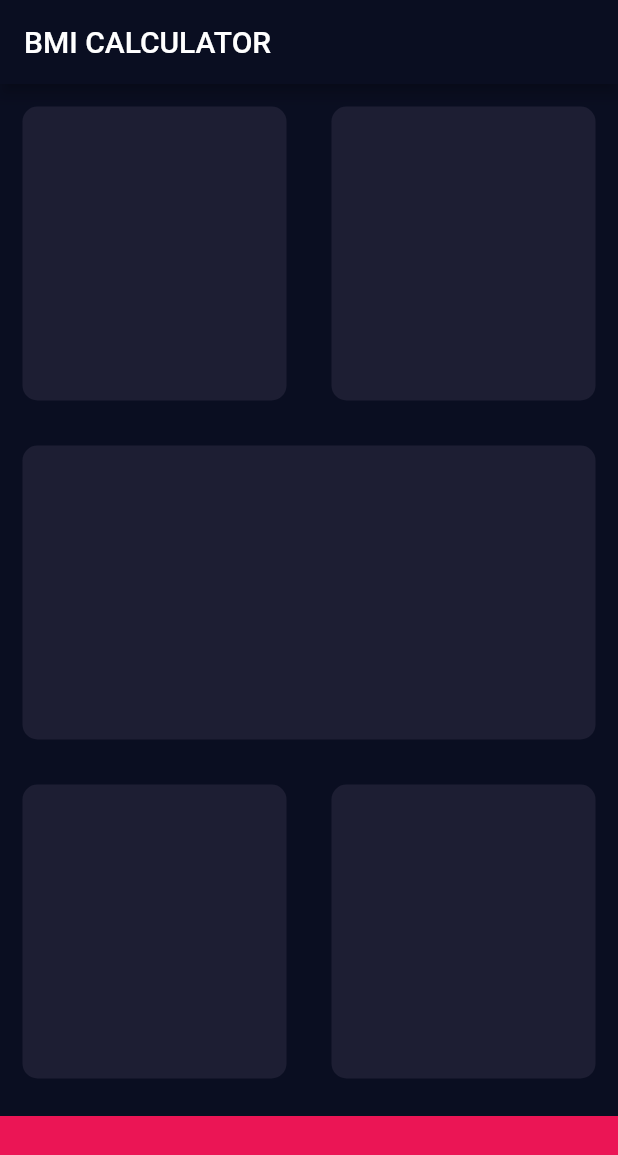
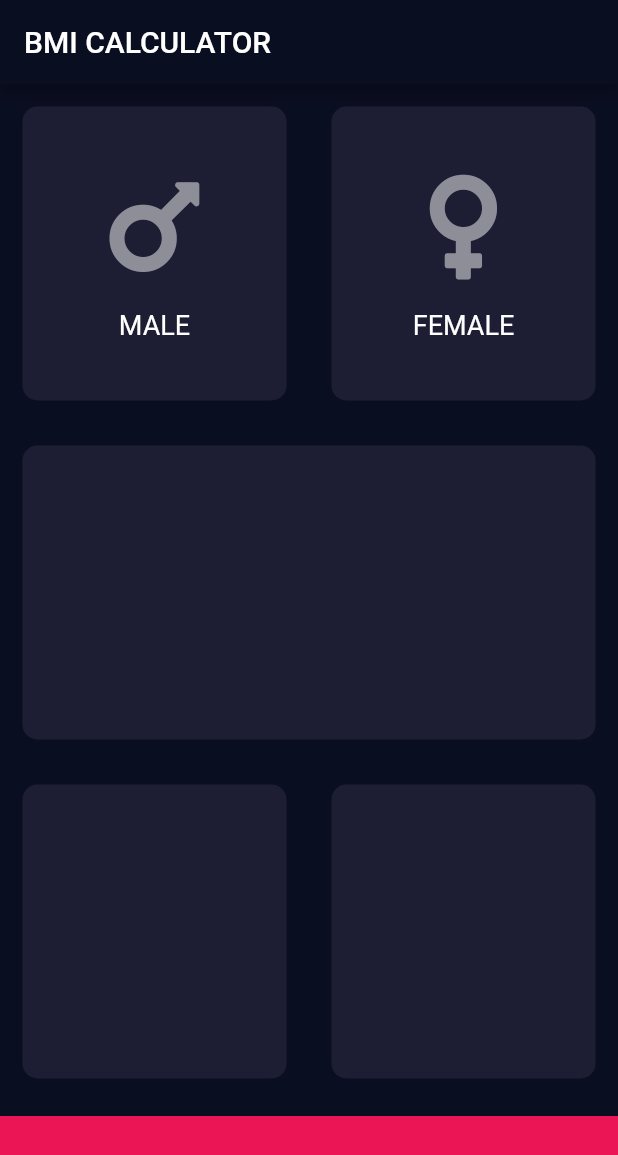
Before and after one commit to leonlogli/bmi, a Flutter app: the screen it shows after launch, on a phone screen of 412 x 824 dp. Shown: the top 1155 px of the screen. Run offline on Flutter 3.47's test engine with Material 2 defaults, Android fonts, the phone set to English and light mode, and no system bars; our stand-ins replace font_awesome_flutter.

Commit message:
Extract BmiCard and IconLabel widgets

```diff
--- /dev/null
+++ b/lib/bmi_card.dart
@@ -0,0 +1,20 @@
+import 'package:flutter/material.dart';
+
+class BmiCard extends StatelessWidget {
+  final Color bgColor;
+  final Widget child;
+
+  BmiCard({@required this.bgColor, this.child});
+
+  @override
+  Widget build(BuildContext context) {
+    return Container(
+      child: child,
+      margin: EdgeInsets.all(15),
+      decoration: BoxDecoration(
+        borderRadius: BorderRadius.circular(10),
+        color: bgColor,
+      ),
+    );
+  }
+}
--- /dev/null
+++ b/lib/icon_label.dart
@@ -0,0 +1,31 @@
+import 'package:flutter/material.dart';
+
+class IconLabel extends StatelessWidget {
+  final IconData icon;
+  final String label;
+
+  IconLabel({@required this.icon, this.label});
+
+  @override
+  Widget build(BuildContext context) {
+    return Column(
+      mainAxisAlignment: MainAxisAlignment.center,
+      children: [
+        Icon(
+          icon,
+          size: 80,
+          color: Color(0xFF8D8E98),
+        ),
+        SizedBox(
+          height: 15,
+        ),
+        Text(
+          label,
+          style: TextStyle(
+            fontSize: 18,
+          ),
+        )
+      ],
+    );
+  }
+}
--- a/lib/InputPage.dart
+++ b/lib/input_page.dart
@@ -1,4 +1,7 @@
+import 'package:bmi/bmi_card.dart';
+import 'package:bmi/icon_label.dart';
 import 'package:flutter/material.dart';
+import 'package:font_awesome_flutter/font_awesome_flutter.dart';
 
 const cardColor = Color(0xFF1D1E33);
 
@@ -22,11 +25,19 @@ class _InputPageState extends State<InputPage> {
               Expanded(
                 child: BmiCard(
                   bgColor: cardColor,
+                  child: IconLabel(
+                    icon: FontAwesomeIcons.mars,
+                    label: "MALE",
+                  ),
                 ),
               ),
               Expanded(
                 child: BmiCard(
                   bgColor: cardColor,
+                  child: IconLabel(
+                    icon: FontAwesomeIcons.venus,
+                    label: "FEMALE",
+                  ),
                 ),
               ),
             ],
@@ -62,22 +73,3 @@ class _InputPageState extends State<InputPage> {
     );
   }
 }
-
-class BmiCard extends StatelessWidget {
-  final Color bgColor;
-
-  BmiCard({
-    @required this.bgColor,
-  });
-
-  @override
-  Widget build(BuildContext context) {
-    return Container(
-      margin: EdgeInsets.all(15),
-      decoration: BoxDecoration(
-        borderRadius: BorderRadius.circular(10),
-        color: bgColor,
-      ),
-    );
-  }
-}
--- a/lib/main.dart
+++ b/lib/main.dart
@@ -1,5 +1,5 @@
 import 'package:flutter/material.dart';
-import 'package:bmi/InputPage.dart';
+import 'package:bmi/input_page.dart';
 
 void main() => runApp(BMICalculator());
 
--- a/pubspec.yaml
+++ b/pubspec.yaml
@@ -28,6 +28,7 @@ dependencies:
   # The following adds the Cupertino Icons font to your application.
   # Use with the CupertinoIcons class for iOS style icons.
   cupertino_icons: ^1.0.0
+  font_awesome_flutter: ^8.10.0
 
 dev_dependencies:
   flutter_test:
```
Also changed, not shown: pubspec.lock, 1 other file.
